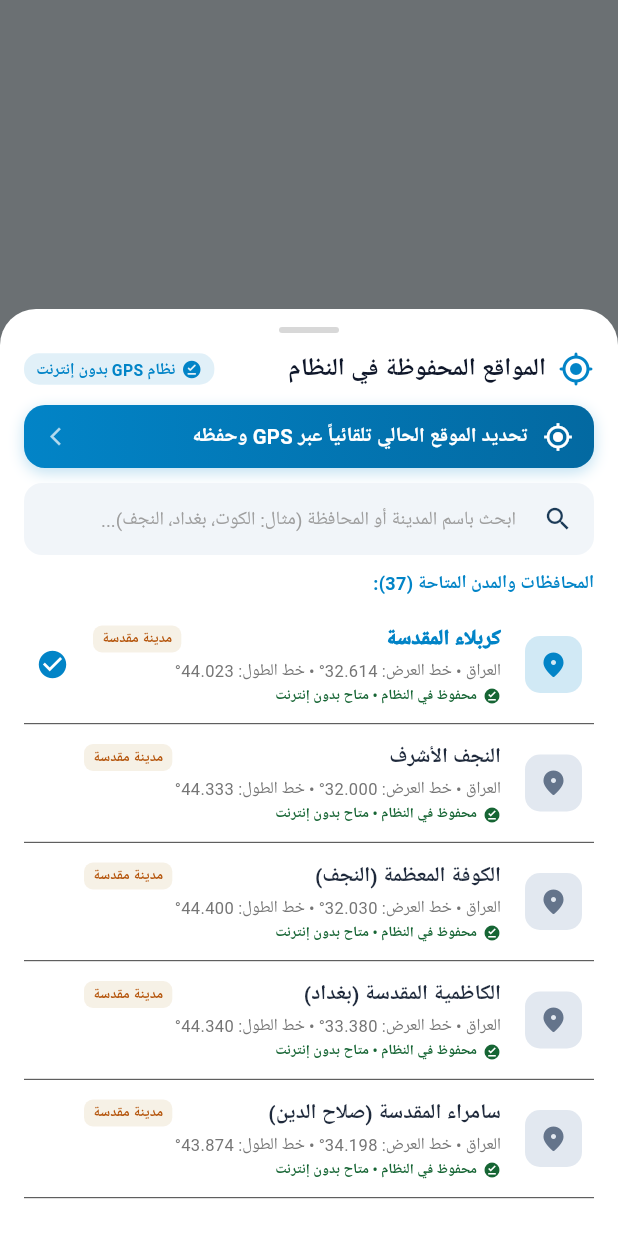
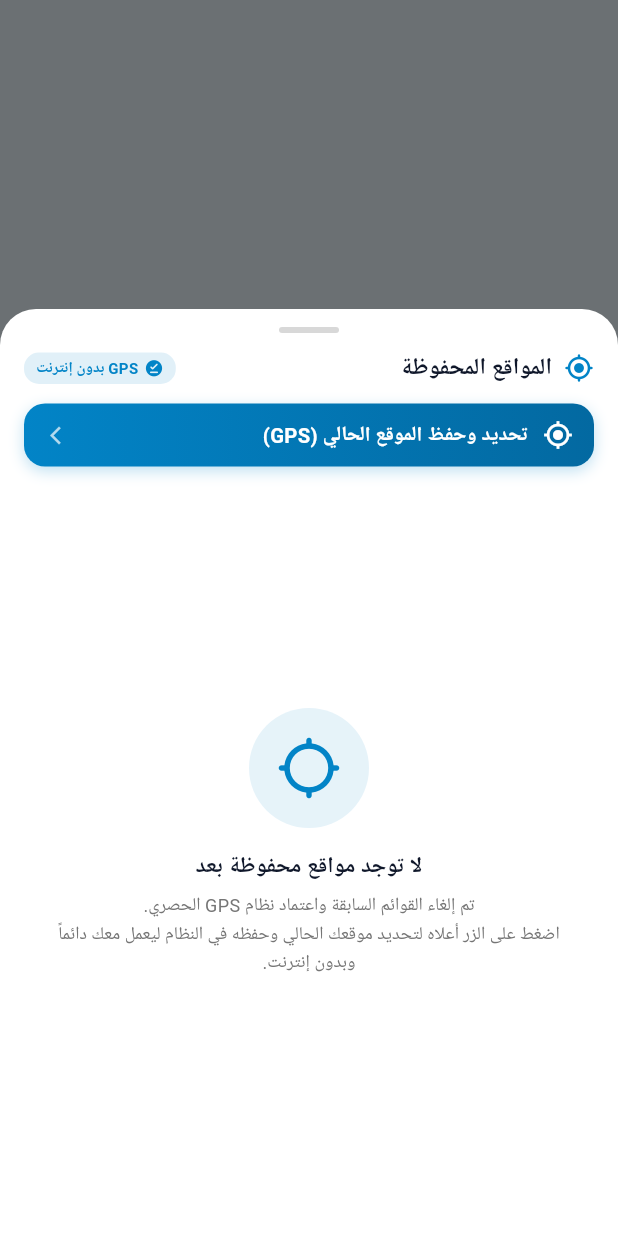
Before and after one commit to moshraheem-sudo/Noor-Al-Atra-, a Flutter app: what showCityPicker() shows on an empty page, opened directly, on a phone screen of 412 x 824 dp. Run offline on Flutter 3.47's test engine with Material 3 defaults, Android fonts, the phone set to English and light mode, and no system bars; our stand-ins replace audio_service, audioplayers, cached_network_image, flutter_local_notifications, geolocator, sensors_plus and 5 more; accounts and stored records are empty; network calls fail; Roboto replaces fonts that are missing (Cairo); statements that could not run were skipped.

Commit message:
v5.79.0: قصر المواقع على المحفوظة عبر GPS وتنظيف روابط الخلفيات

```diff
--- a/lib/screens/prayer_times_screen.dart
+++ b/lib/screens/prayer_times_screen.dart
@@ -4,7 +4,6 @@ import 'package:provider/provider.dart';
 import '../providers/prayer_provider.dart';
 import '../services/settings_controller.dart';
 import '../services/storage_service.dart';
-import '../services/data_service.dart';
 import '../models/city_location.dart';
 import 'prayer_settings_screen.dart';
 
@@ -36,15 +35,15 @@ class PrayerTimesScreen extends StatefulWidget {
         String searchQuery = '';
         return StatefulBuilder(
           builder: (context, setModalState) {
-            final allSystemCities = DataService().cities;
             final savedGpsCities = StorageService().getSavedGpsCities();
             final Set<String> seenIds = {};
             final combinedList = <CityLocation>[];
             for (final c in savedGpsCities) {
               if (seenIds.add(c.id)) combinedList.add(c);
             }
-            for (final c in allSystemCities) {
-              if (seenIds.add(c.id)) combinedList.add(c);
+            if (prayer.selectedCity.id.startsWith('gps_') &&
+                seenIds.add(prayer.selectedCity.id)) {
+              combinedList.add(prayer.selectedCity);
             }
 
             final filteredCities = searchQuery.isEmpty
@@ -82,17 +81,21 @@ class PrayerTimesScreen extends StatefulWidget {
                       // Title
                       Row(
                         children: [
-                          const Icon(Icons.gps_fixed_rounded, color: Color(0xFF0284C7)),
+                          const Icon(Icons.gps_fixed_rounded, color: Color(0xFF0284C7), size: 20),
                           const SizedBox(width: 8),
-                          Text(
-                            'المواقع المحفوظة في النظام',
-                            style: TextStyle(
-                              fontWeight: FontWeight.bold,
-                              fontSize: 16.5,
-                              color: isDark ? Colors.white : const Color(0xFF0F172A),
+                          Expanded(
+                            child: Text(
+                              'المواقع المحفوظة',
+                              maxLines: 1,
+                              overflow: TextOverflow.ellipsis,
+                              style: TextStyle(
+                                fontWeight: FontWeight.bold,
+                                fontSize: 15.5,
+                                color: isDark ? Colors.white : const Color(0xFF0F172A),
+                              ),
                             ),
                           ),
-                          const Spacer(),
+                          const SizedBox(width: 8),
                           Container(
                             padding: const EdgeInsets.symmetric(horizontal: 8, vertical: 3),
                             decoration: BoxDecoration(
@@ -102,11 +105,11 @@ class PrayerTimesScreen extends StatefulWidget {
                             child: const Row(
                               mainAxisSize: MainAxisSize.min,
                               children: [
-                                Icon(Icons.offline_pin_rounded, size: 14, color: Color(0xFF0284C7)),
+                                Icon(Icons.offline_pin_rounded, size: 13, color: Color(0xFF0284C7)),
                                 SizedBox(width: 4),
                                 Text(
-                                  'نظام GPS بدون إنترنت',
-                                  style: TextStyle(fontSize: 10.5, fontWeight: FontWeight.bold, color: Color(0xFF0284C7)),
+                                  'GPS بدون إنترنت',
+                                  style: TextStyle(fontSize: 10, fontWeight: FontWeight.bold, color: Color(0xFF0284C7)),
                                 ),
                               ],
                             ),
@@ -178,7 +181,9 @@ class PrayerTimesScreen extends StatefulWidget {
                               SizedBox(width: 10),
                               Expanded(
                                 child: Text(
-                                  'تحديد الموقع الحالي تلقائياً عبر GPS وحفظه',
+                                  'تحديد وحفظ الموقع الحالي (GPS)',
+                                  maxLines: 1,
+                                  overflow: TextOverflow.ellipsis,
                                   style: TextStyle(
                                     color: Colors.white,
                                     fontWeight: FontWeight.bold,
@@ -197,7 +202,7 @@ class PrayerTimesScreen extends StatefulWidget {
                         // Search Field
                         TextField(
                           decoration: InputDecoration(
-                            hintText: 'ابحث باسم المدينة أو المحافظة (مثال: الكوت، بغداد، النجف)...',
+                            hintText: 'ابحث في المواقع المحفوظة...',
                             hintStyle: TextStyle(fontSize: 12.5, color: isDark ? Colors.white54 : Colors.grey),
                             prefixIcon: const Icon(Icons.search, size: 20),
                             suffixIcon: searchQuery.isNotEmpty
@@ -226,7 +231,7 @@ class PrayerTimesScreen extends StatefulWidget {
                         Align(
                           alignment: Alignment.centerRight,
                           child: Text(
-                            'المحافظات والمدن المتاحة (${filteredCities.length}):',
+                            'المواقع المحفوظة (${filteredCities.length}):',
                             style: TextStyle(
                               fontSize: 12,
                               fontWeight: FontWeight.w600,
@@ -356,7 +361,9 @@ class PrayerTimesScreen extends StatefulWidget {
                                           children: [
                                             const SizedBox(height: 2),
                                             Text(
-                                              '${item.countryAr} • خط العرض: ${item.latitude.toStringAsFixed(3)}° • خط الطول: ${item.longitude.toStringAsFixed(3)}°',
+                                              '${item.countryAr} • ${item.latitude.toStringAsFixed(2)}°, ${item.longitude.toStringAsFixed(2)}°',
+                                              maxLines: 1,
+                                              overflow: TextOverflow.ellipsis,
                                               style: TextStyle(
                                                 fontSize: 11,
                                                 color: isDark ? Colors.white54 : Colors.grey.shade600,
@@ -368,9 +375,9 @@ class PrayerTimesScreen extends StatefulWidget {
                                                 Icon(Icons.offline_pin, size: 12, color: Color(0xFF166534)),
                                                 SizedBox(width: 4),
                                                 Text(
-                                                  'محفوظ في النظام • متاح بدون إنترنت',
+                                                  'محفوظ • بدون إنترنت',
                                                   style: TextStyle(
-                                                    fontSize: 9.5,
+                                                    fontSize: 10,
                                                     fontWeight: FontWeight.bold,
                                                     color: Color(0xFF166534),
                                                   ),
--- a/lib/services/app_update_service.dart
+++ b/lib/services/app_update_service.dart
@@ -8,7 +8,7 @@ import 'package:url_launcher/url_launcher.dart';
 import 'app_notification_service.dart';
 
 class AppUpdateService {
-  static const String currentVersion = '5.78.0';
+  static const String currentVersion = '5.79.0';
 
   // 1️⃣ مستودع التحديثات الرئيسي لتطبيق نور العترة
   static const String primaryRepoUrl = 'https://github.com/moshraheem-sudo/Noor-Al-Atra-';
--- a/pubspec.yaml
+++ b/pubspec.yaml
@@ -1,7 +1,7 @@
 name: flutter_noor_alatra
 description: "تطبيق نور العترة - مواقيت الصلاة وفق مركز الكفيل، القرآن الكريم، الأدعية والزيارات والصوتيات، مسبحة الزهراء، القبلة، عداد الركعات"
 publish_to: 'none'
-version: 5.78.0+578
+version: 5.79.0+579
 
 environment:
   sdk: '>=3.0.0 <4.0.0'
```
Also changed, not shown: lib/screens/wallpapers_screen.dart (+29 -1 lines), assets/data/wallpapers.json, 1 other file.
